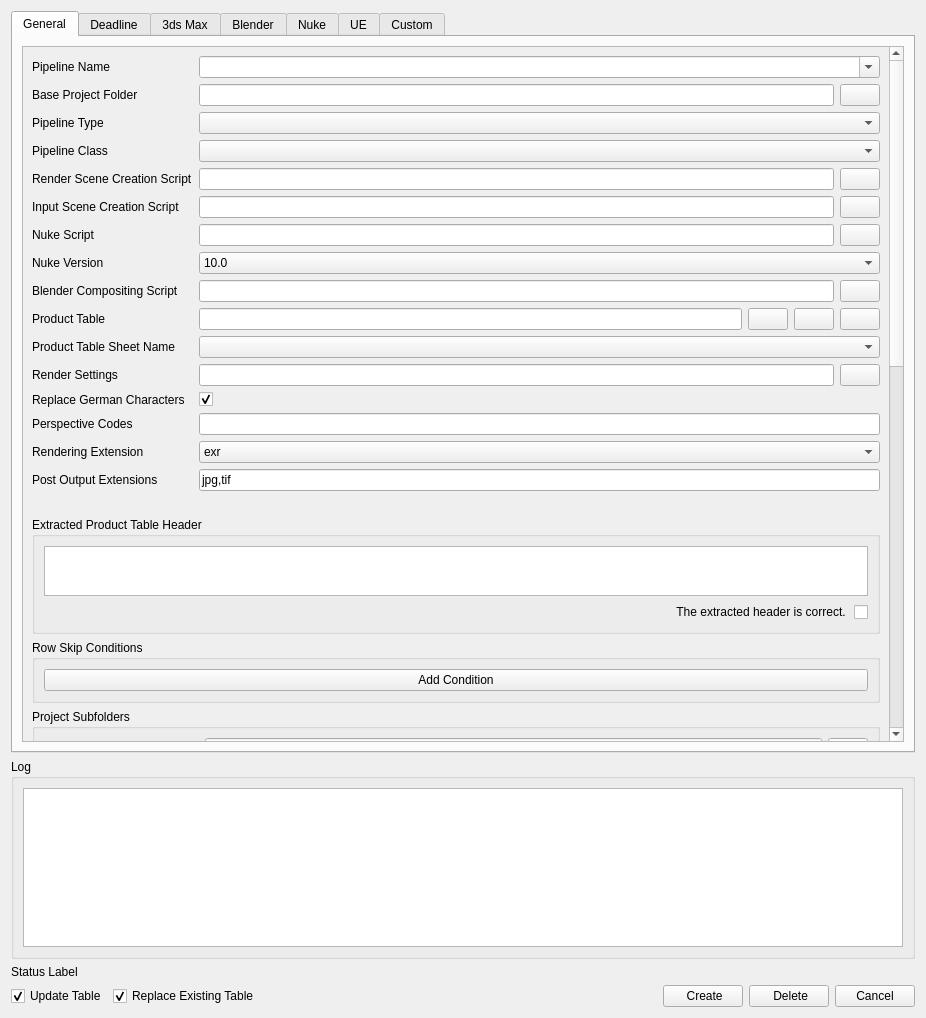
Qt form plugins/RenderingPipelinePlugin/assets/renderingPipeline.ui (compix/MetadataManager) before a commit.
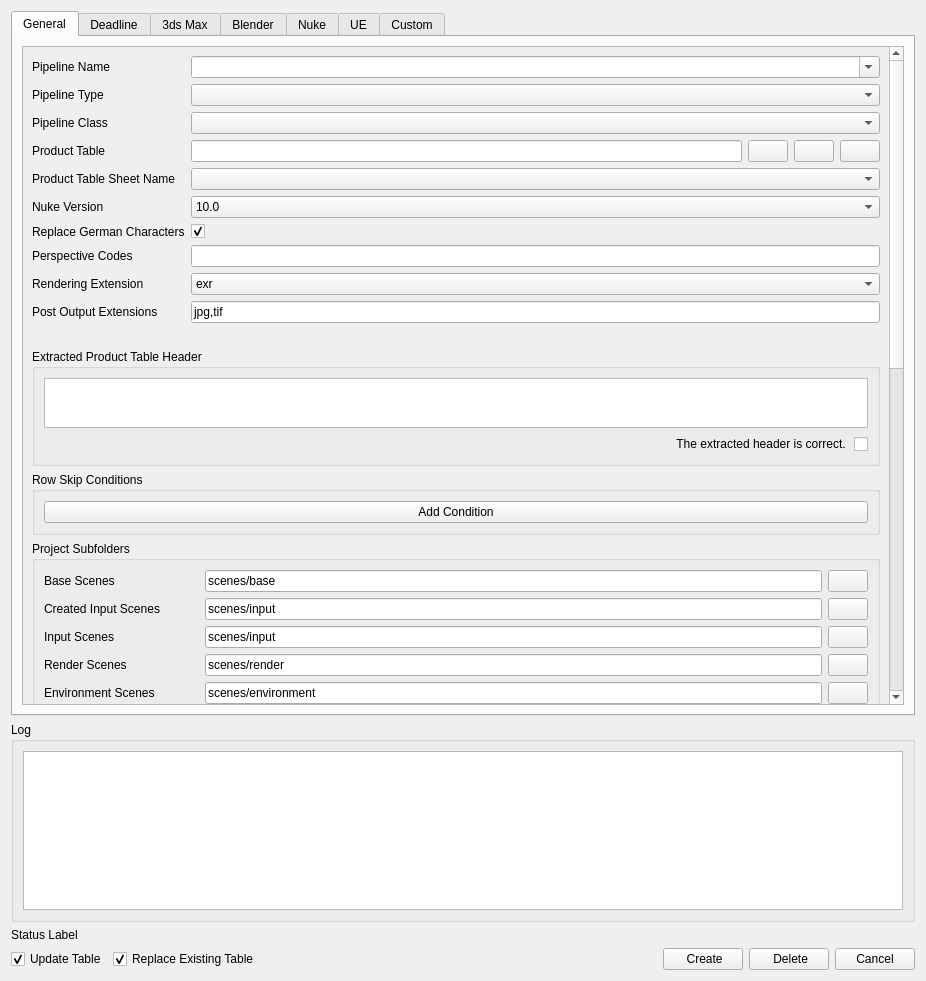
The same form after that commit. Icons and pictures are not drawn.

Commit message: Dynamically add folder selection to the rendering pipeline UI, support open in explorer button

The edit to the form file:
```diff
--- a/plugins/RenderingPipelinePlugin/assets/renderingPipeline.ui
+++ b/plugins/RenderingPipelinePlugin/assets/renderingPipeline.ui
@@ -10,7 +10,7 @@
     <x>0</x>
     <y>0</y>
     <width>926</width>
-    <height>1018</height>
+    <height>981</height>
    </rect>
   </property>
   <property name="windowTitle">
@@ -45,7 +45,7 @@
             <x>0</x>
             <y>0</y>
             <width>865</width>
-            <height>1548</height>
+            <height>1368</height>
            </rect>
           </property>
           <layout class="QVBoxLayout" name="verticalLayout_7">
@@ -96,157 +96,108 @@
                  </widget>
                 </item>
                 <item row="1" column="0">
-                 <widget class="QLabel" name="label_2">
-                  <property name="text">
-                   <string>Base Project Folder</string>
-                  </property>
-                 </widget>
-                </item>
-                <item row="1" column="1">
-                 <layout class="QHBoxLayout" name="horizontalLayout">
-                  <item>
-                   <widget class="QLineEdit" name="baseProjectFolderEdit">
-                    <property name="toolTip">
-                     <string>This is the folder for the project where scenes, renderings and post results are usually stored.</string>
-                    </property>
-                   </widget>
-                  </item>
-                  <item>
-                   <widget class="QPushButton" name="baseProjectFolderButton">
-                    <property name="text">
-                     <string/>
-                    </property>
-                    <property name="icon">
-                     <iconset resource="../../../assets/resource_files/resources.qrc">
-                      <normaloff>:/icons/folder.png</normaloff>:/icons/folder.png</iconset>
-                    </property>
-                   </widget>
-                  </item>
-                 </layout>
-                </item>
-                <item row="2" column="0">
                  <widget class="QLabel" name="label_3">
                   <property name="text">
                    <string>Pipeline Type</string>
                   </property>
                  </widget>
                 </item>
-                <item row="2" column="1">
+                <item row="1" column="1">
                  <widget class="QComboBox" name="pipelineTypeComboBox">
                   <property name="toolTip">
                    <string>Currently on 3ds Max is supported.</string>
                   </property>
                  </widget>
                 </item>
-                <item row="3" column="0">
+                <item row="2" column="0">
                  <widget class="QLabel" name="label_4">
                   <property name="text">
                    <string>Pipeline Class</string>
                   </property>
                  </widget>
                 </item>
-                <item row="3" column="1">
+                <item row="2" column="1">
                  <widget class="QComboBox" name="pipelineClassComboBox">
                   <property name="toolTip">
                    <string>The pipeline class determines the flow of the pipeline.</string>
                   </property>
                  </widget>
                 </item>
+                <item row="3" column="0">
+                 <widget class="QLabel" name="label_8">
+                  <property name="text">
+                   <string>Product Table</string>
+                  </property>
+                 </widget>
+                </item>
+                <item row="3" column="1">
+                 <layout class="QHBoxLayout" name="horizontalLayout_5">
+                  <item>
+                   <widget class="QLineEdit" name="productTableEdit">
+                    <property name="toolTip">
+                     <string>The product table is used to determine which renderings to generate. Prefer CSV tables to avoid representational issues.</string>
+                    </property>
+                   </widget>
+                  </item>
+                  <item>
+                   <widget class="QPushButton" name="refreshTableHeaderButton">
+                    <property name="toolTip">
+                     <string>Refresh table header.</string>
+                    </property>
+                    <property name="text">
+                     <string/>
+                    </property>
+                    <property name="icon">
+                     <iconset resource="../../../assets/resource_files/resources.qrc">
+                      <normaloff>:/icons/refresh.png</normaloff>:/icons/refresh.png</iconset>
+                    </property>
+                   </widget>
+                  </item>
+                  <item>
+                   <widget class="QPushButton" name="selectProductTableInExplorerButton">
+                    <property name="toolTip">
+                     <string>Select in explorer.</string>
+                    </property>
+                    <property name="text">
+                     <string/>
+                    </property>
+                    <property name="icon">
+                     <iconset resource="../../../assets/resource_files/resources.qrc">
+                      <normaloff>:/icons/select.png</normaloff>:/icons/select.png</iconset>
+                    </property>
+                   </widget>
+                  </item>
+                  <item>
+                   <widget class="QPushButton" name="productTableButton">
+                    <property name="text">
+                     <string/>
+                    </property>
+                    <property name="icon">
+                     <iconset resource="../../../assets/resource_files/resources.qrc">
+                      <normaloff>:/icons/file.png</normaloff>:/icons/file.png</iconset>
+                    </property>
+                   </widget>
+                  </item>
+                 </layout>
+                </item>
                 <item row="4" column="0">
-                 <widget class="QLabel" name="label_5">
+                 <widget class="QLabel" name="label_20">
                   <property name="text">
-                   <string>Render Scene Creation Script</string>
+                   <string>Product Table Sheet Name</string>
                   </property>
                  </widget>
                 </item>
                 <item row="4" column="1">
-                 <layout class="QHBoxLayout" name="horizontalLayout_2">
-                  <item>
-                   <widget class="QLineEdit" name="renderSceneCreationScriptEdit">
-                    <property name="toolTip">
-                     <string>The script that will create variation/render scenes. Make sure deadline workers can access this script.</string>
-                    </property>
-                   </widget>
-                  </item>
-                  <item>
-                   <widget class="QPushButton" name="renderSceneCreationScriptButton">
-                    <property name="text">
-                     <string/>
-                    </property>
-                    <property name="icon">
-                     <iconset resource="../../../assets/resource_files/resources.qrc">
-                      <normaloff>:/icons/file.png</normaloff>:/icons/file.png</iconset>
-                    </property>
-                   </widget>
-                  </item>
-                 </layout>
+                 <widget class="QComboBox" name="productTableSheetNameComboBox"/>
                 </item>
                 <item row="5" column="0">
-                 <widget class="QLabel" name="label_6">
-                  <property name="text">
-                   <string>Input Scene Creation Script</string>
-                  </property>
-                 </widget>
-                </item>
-                <item row="5" column="1">
-                 <layout class="QHBoxLayout" name="horizontalLayout_3">
-                  <item>
-                   <widget class="QLineEdit" name="inputSceneCreationScriptEdit">
-                    <property name="toolTip">
-                     <string>Optional script that will generate the input scenes which are used to create variation scenes.</string>
-                    </property>
-                   </widget>
-                  </item>
-                  <item>
-                   <widget class="QPushButton" name="inputSceneCreationScriptButton">
-                    <property name="text">
-                     <string/>
-                    </property>
-                    <property name="icon">
-                     <iconset resource="../../../assets/resource_files/resources.qrc">
-                      <normaloff>:/icons/file.png</normaloff>:/icons/file.png</iconset>
-                    </property>
-                   </widget>
-                  </item>
-                 </layout>
-                </item>
-                <item row="6" column="0">
-                 <widget class="QLabel" name="label_7">
-                  <property name="text">
-                   <string>Nuke Script</string>
-                  </property>
-                 </widget>
-                </item>
-                <item row="6" column="1">
-                 <layout class="QHBoxLayout" name="horizontalLayout_4">
-                  <item>
-                   <widget class="QLineEdit" name="nukeScriptEdit">
-                    <property name="toolTip">
-                     <string>Optional nuke script for post processing.</string>
-                    </property>
-                   </widget>
-                  </item>
-                  <item>
-                   <widget class="QPushButton" name="nukeScriptButton">
-                    <property name="text">
-                     <string/>
-                    </property>
-                    <property name="icon">
-                     <iconset resource="../../../assets/resource_files/resources.qrc">
-                      <normaloff>:/icons/file.png</normaloff>:/icons/file.png</iconset>
-                    </property>
-                   </widget>
-                  </item>
-                 </layout>
-                </item>
-                <item row="7" column="0">
                  <widget class="QLabel" name="label_40">
                   <property name="text">
                    <string>Nuke Version</string>
                   </property>
                  </widget>
                 </item>
-                <item row="7" column="1">
+                <item row="5" column="1">
                  <widget class="QComboBox" name="nukeVersionComboBox">
                   <property name="currentText">
                    <string>10.0</string>
@@ -318,139 +269,14 @@
                   </item>
                  </widget>
                 </item>
-                <item row="8" column="0">
-                 <widget class="QLabel" name="label_15">
-                  <property name="text">
-                   <string>Blender Compositing Script</string>
-                  </property>
-                 </widget>
-                </item>
-                <item row="8" column="1">
-                 <layout class="QHBoxLayout" name="horizontalLayout_16">
-                  <item>
-                   <widget class="QLineEdit" name="blenderCompositingScriptEdit">
-                    <property name="toolTip">
-                     <string>Optional blender compositing script for post processing.</string>
-                    </property>
-                   </widget>
-                  </item>
-                  <item>
-                   <widget class="QPushButton" name="blenderCompositingScriptButton">
-                    <property name="text">
-                     <string/>
-                    </property>
-                    <property name="icon">
-                     <iconset resource="../../../assets/resource_files/resources.qrc">
-                      <normaloff>:/icons/file.png</normaloff>:/icons/file.png</iconset>
-                    </property>
-                   </widget>
-                  </item>
-                 </layout>
-                </item>
                 <item row="9" column="0">
-                 <widget class="QLabel" name="label_8">
-                  <property name="text">
-                   <string>Product Table</string>
-                  </property>
-                 </widget>
-                </item>
-                <item row="9" column="1">
-                 <layout class="QHBoxLayout" name="horizontalLayout_5">
-                  <item>
-                   <widget class="QLineEdit" name="productTableEdit">
-                    <property name="toolTip">
-                     <string>The product table is used to determine which renderings to generate. Prefer CSV tables to avoid representational issues.</string>
-                    </property>
-                   </widget>
-                  </item>
-                  <item>
-                   <widget class="QPushButton" name="refreshTableHeaderButton">
-                    <property name="toolTip">
-                     <string>Refresh table header.</string>
-                    </property>
-                    <property name="text">
-                     <string/>
-                    </property>
-                    <property name="icon">
-                     <iconset resource="../../../assets/resource_files/resources.qrc">
-                      <normaloff>:/icons/refresh.png</normaloff>:/icons/refresh.png</iconset>
-                    </property>
-                   </widget>
-                  </item>
-                  <item>
-                   <widget class="QPushButton" name="selectProductTableInExplorerButton">
-                    <property name="toolTip">
-                     <string>Select in explorer.</string>
-                    </property>
-                    <property name="text">
-                     <string/>
-                    </property>
-                    <property name="icon">
-                     <iconset resource="../../../assets/resource_files/resources.qrc">
-                      <normaloff>:/icons/select.png</normaloff>:/icons/select.png</iconset>
-                    </property>
-                   </widget>
-                  </item>
-                  <item>
-                   <widget class="QPushButton" name="productTableButton">
-                    <property name="text">
-                     <string/>
-                    </property>
-                    <property name="icon">
-                     <iconset resource="../../../assets/resource_files/resources.qrc">
-                      <normaloff>:/icons/file.png</normaloff>:/icons/file.png</iconset>
-                    </property>
-                   </widget>
-                  </item>
-                 </layout>
-                </item>
-                <item row="10" column="0">
-                 <widget class="QLabel" name="label_20">
-                  <property name="text">
-                   <string>Product Table Sheet Name</string>
-                  </property>
-                 </widget>
-                </item>
-                <item row="10" column="1">
-                 <widget class="QComboBox" name="productTableSheetNameComboBox"/>
-                </item>
-                <item row="12" column="0">
-                 <widget class="QLabel" name="label_10">
-                  <property name="text">
-                   <string>Render Settings</string>
-                  </property>
-                 </widget>
-                </item>
-                <item row="12" column="1">
-                 <layout class="QHBoxLayout" name="horizontalLayout_7">
-                  <item>
-                   <widget class="QLineEdit" name="renderSettingsEdit">
-                    <property name="toolTip">
-                     <string>Optional render settings file.</string>
-                    </property>
-                   </widget>
-                  </item>
-                  <item>
-                   <widget class="QPushButton" name="renderSettingsButton">
-                    <property name="text">
-                     <string/>
-                    </property>
-                    <property name="icon">
-                     <iconset resource="../../../assets/resource_files/resources.qrc">
-                      <normaloff>:/icons/file.png</normaloff>:/icons/file.png</iconset>
-                    </property>
-                   </widget>
-                  </item>
-                 </layout>
-                </item>
-                <item row="13" column="0">
                  <widget class="QLabel" name="label_11">
                   <property name="text">
                    <string>Replace German Characters</string>
                   </property>
                  </widget>
                 </item>
-                <item row="13" column="1">
+                <item row="9" column="1">
                  <widget class="QCheckBox" name="replaceGermanCharactersCheckBox">
                   <property name="toolTip">
                    <string>Some programs may have problems with german characters (öäüß). The checkbox indicates to replace them by common convention.</string>
@@ -463,28 +289,28 @@
                   </property>
                  </widget>
                 </item>
-                <item row="14" column="0">
+                <item row="10" column="0">
                  <widget class="QLabel" name="label_27">
                   <property name="text">
                    <string>Perspective Codes</string>
                   </property>
                  </widget>
                 </item>
-                <item row="14" column="1">
+                <item row="10" column="1">
                  <widget class="QLineEdit" name="perspectiveCodesEdit">
                   <property name="toolTip">
                    <string>Perspective codes separated by comma. These codes are used by the render scene creation script to generate perspective-variants.</string>
                   </property>
                  </widget>
                 </item>
-                <item row="15" column="0">
+                <item row="11" column="0">
                  <widget class="QLabel" name="label_30">
                   <property name="text">
                    <string>Rendering Extension</string>
                   </property>
                  </widget>
                 </item>
-                <item row="15" column="1">
+                <item row="11" column="1">
                  <widget class="QComboBox" name="renderingExtensionComboBox">
                   <item>
                    <property name="text">
@@ -508,14 +334,14 @@
                   </item>
                  </widget>
                 </item>
-                <item row="16" column="0">
+                <item row="12" column="0">
                  <widget class="QLabel" name="label_12">
                   <property name="text">
                    <string>Post Output Extensions</string>
                   </property>
                  </widget>
                 </item>
-                <item row="16" column="1">
+                <item row="12" column="1">
                  <widget class="QLineEdit" name="postOutputExtensionsEdit">
                   <property name="toolTip">
                    <string>Comma-separated list of post output file extensions.</string>
```
Left out of the diff: 20 changed lines with no effect on the pictures. The commit also changes 3 other files.
